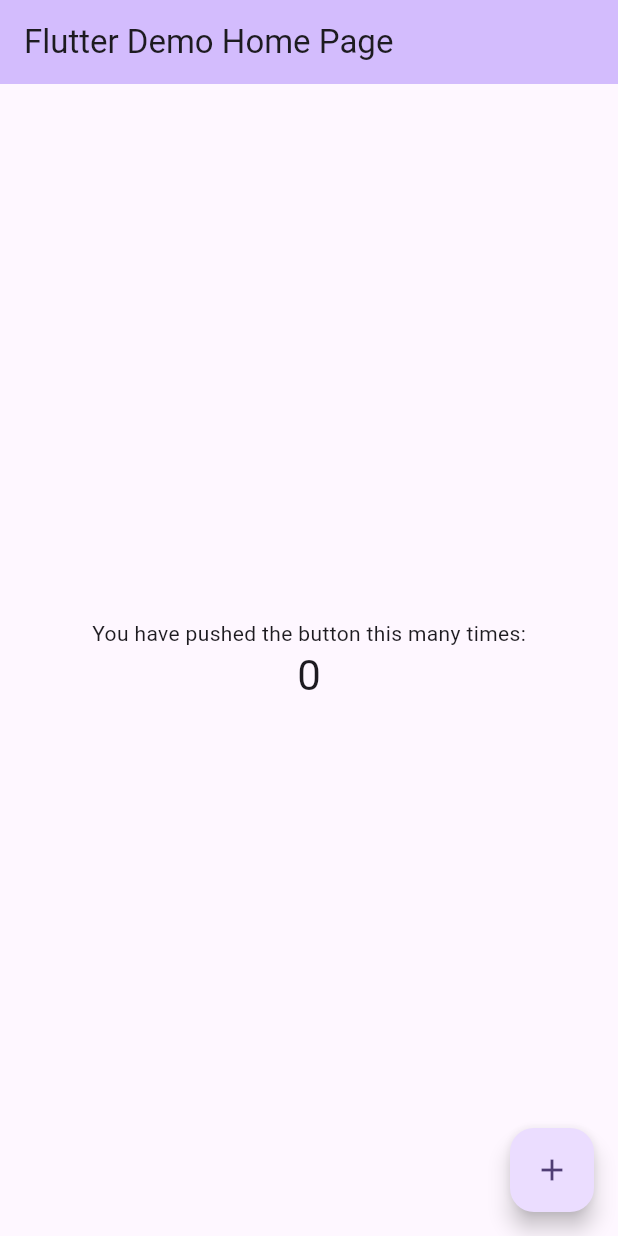
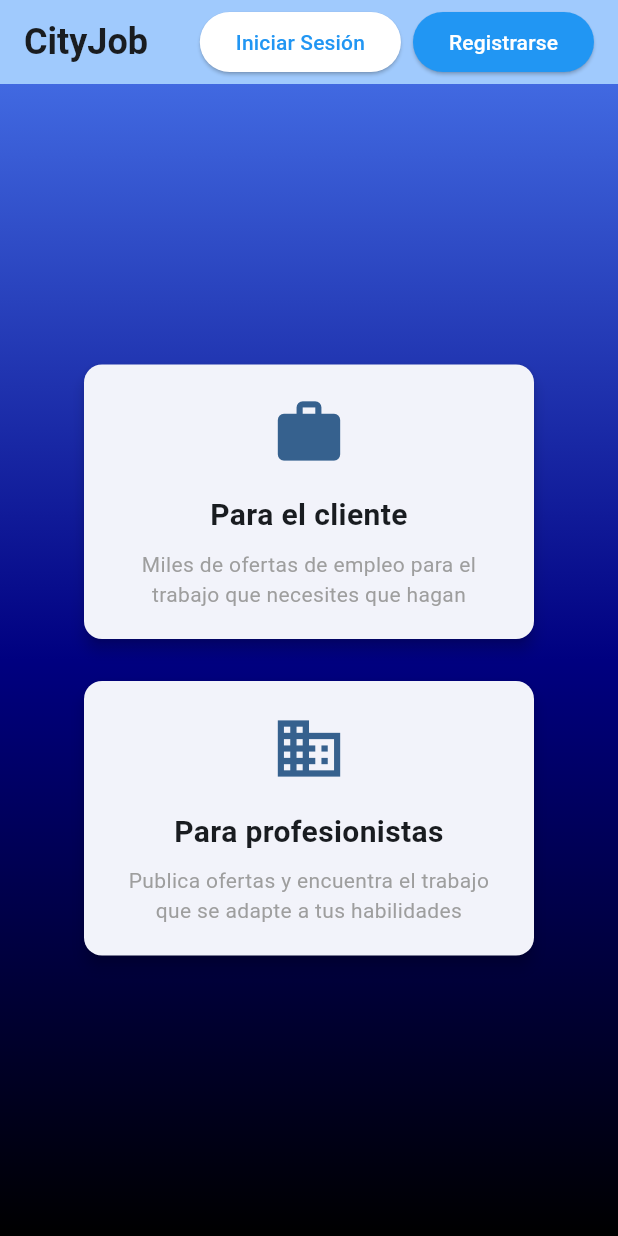
Before and after one commit to PabloDK-droid/CityJob, a Flutter app: the screen it shows after launch, on a phone screen of 412 x 824 dp. Run offline on Flutter 3.47's test engine with Material 3 defaults, Android fonts, the phone set to English and light mode, and no system bars.

Commit message:
Pantalla de inicio v1
Quite lo que no fuera necesario y le agregue los botones sin redireccionamiento, de agregue un par de tarjetas provisionales sobre el proyecto y aplique la paleta de colores semidefinida

```diff
--- a/lib/main.dart
+++ b/lib/main.dart
@@ -7,116 +7,146 @@ void main() {
 class MyApp extends StatelessWidget {
   const MyApp({super.key});
 
-  // This widget is the root of your application.
   @override
   Widget build(BuildContext context) {
     return MaterialApp(
-      title: 'Flutter Demo',
+      title: 'CityJob',
       theme: ThemeData(
-        // This is the theme of your application.
-        //
-        // TRY THIS: Try running your application with "flutter run". You'll see
-        // the application has a purple toolbar. Then, without quitting the app,
-        // try changing the seedColor in the colorScheme below to Colors.green
-        // and then invoke "hot reload" (save your changes or press the "hot
-        // reload" button in a Flutter-supported IDE, or press "r" if you used
-        // the command line to start the app).
-        //
-        // Notice that the counter didn't reset back to zero; the application
-        // state is not lost during the reload. To reset the state, use hot
-        // restart instead.
-        //
-        // This works for code too, not just values: Most code changes can be
-        // tested with just a hot reload.
-        colorScheme: ColorScheme.fromSeed(seedColor: Colors.deepPurple),
+        colorScheme: ColorScheme.fromSeed(seedColor: Colors.blue),
+        useMaterial3: true,
       ),
-      home: const MyHomePage(title: 'Flutter Demo Home Page'),
+      home: const MyHomePage(),
     );
   }
 }
 
-class MyHomePage extends StatefulWidget {
-  const MyHomePage({super.key, required this.title});
-
-  // This widget is the home page of your application. It is stateful, meaning
-  // that it has a State object (defined below) that contains fields that affect
-  // how it looks.
-
-  // This class is the configuration for the state. It holds the values (in this
-  // case the title) provided by the parent (in this case the App widget) and
-  // used by the build method of the State. Fields in a Widget subclass are
-  // always marked "final".
-
-  final String title;
-
-  @override
-  State<MyHomePage> createState() => _MyHomePageState();
-}
-
-class _MyHomePageState extends State<MyHomePage> {
-  int _counter = 0;
-
-  void _incrementCounter() {
-    setState(() {
-      // This call to setState tells the Flutter framework that something has
-      // changed in this State, which causes it to rerun the build method below
-      // so that the display can reflect the updated values. If we changed
-      // _counter without calling setState(), then the build method would not be
-      // called again, and so nothing would appear to happen.
-      _counter++;
-    });
-  }
+class MyHomePage extends StatelessWidget {
+  const MyHomePage({super.key});
 
   @override
   Widget build(BuildContext context) {
-    // This method is rerun every time setState is called, for instance as done
-    // by the _incrementCounter method above.
-    //
-    // The Flutter framework has been optimized to make rerunning build methods
-    // fast, so that you can just rebuild anything that needs updating rather
-    // than having to individually change instances of widgets.
     return Scaffold(
       appBar: AppBar(
-        // TRY THIS: Try changing the color here to a specific color (to
-        // Colors.amber, perhaps?) and trigger a hot reload to see the AppBar
-        // change color while the other colors stay the same.
         backgroundColor: Theme.of(context).colorScheme.inversePrimary,
-        // Here we take the value from the MyHomePage object that was created by
-        // the App.build method, and use it to set our appbar title.
-        title: Text(widget.title),
+        title: const Text(
+          'CityJob',
+          style: TextStyle(fontSize: 24, fontWeight: FontWeight.bold),
+        ),
+        actions: [
+          Padding(
+            padding: const EdgeInsets.symmetric(horizontal: 8.0),
+            child: ElevatedButton(
+              onPressed: () {
+                // Te lleva a la pantalla de inicio de sesión me falta ver onde shingaos se ponen
+              },
+              style: ElevatedButton.styleFrom(
+                backgroundColor: Colors.white,
+                foregroundColor: Colors.blue,
+              ),
+              child: const Text('Iniciar Sesión'),
+            ),
+          ),
+          Padding(
+            padding: const EdgeInsets.only(right: 16.0),
+            child: ElevatedButton(
+              onPressed: () {
+                // te lleva a la pantalla de registro me falta ver onde shingaos se ponen
+              },
+              style: ElevatedButton.styleFrom(
+                backgroundColor: Colors.blue,
+                foregroundColor: Colors.white,
+              ),
+              child: const Text('Registrarse'),
+            ),
+          ),
+        ],
       ),
-      body: Center(
-        // Center is a layout widget. It takes a single child and positions it
-        // in the middle of the parent.
-        child: Column(
-          // Column is also a layout widget. It takes a list of children and
-          // arranges them vertically. By default, it sizes itself to fit its
-          // children horizontally, and tries to be as tall as its parent.
-          //
-          // Column has various properties to control how it sizes itself and
-          // how it positions its children. Here we use mainAxisAlignment to
-          // center the children vertically; the main axis here is the vertical
-          // axis because Columns are vertical (the cross axis would be
-          // horizontal).
-          //
-          // TRY THIS: Invoke "debug painting" (choose the "Toggle Debug Paint"
-          // action in the IDE, or press "p" in the console), to see the
-          // wireframe for each widget.
-          mainAxisAlignment: MainAxisAlignment.center,
-          children: <Widget>[
-            const Text('You have pushed the button this many times:'),
-            Text(
-              '$_counter',
-              style: Theme.of(context).textTheme.headlineMedium,
+
+      body: Container(
+        decoration: const BoxDecoration(
+          gradient: LinearGradient(
+            begin: Alignment.topCenter,
+            end: Alignment.bottomCenter,
+            colors: [Color(0xFF4169E1), Color(0xFF000080), Color(0xFF000000)],
+            stops: [0.0, 0.5, 1.0],
+          ),
+        ),
+
+        child: Center(
+          child: Padding(
+            padding: const EdgeInsets.all(20.0),
+            child: Column(
+              mainAxisAlignment: MainAxisAlignment.center,
+              children: [
+                Card(
+                  elevation: 4,
+                  child: Container(
+                    width: 300,
+                    padding: const EdgeInsets.all(20),
+                    child: Column(
+                      children: [
+                        Icon(
+                          Icons.work,
+                          size: 50,
+                          color: Theme.of(context).colorScheme.primary,
+                        ),
+                        const SizedBox(height: 16),
+                        const Text(
+                          'Para el cliente',
+                          style: TextStyle(
+                            fontSize: 20,
+                            fontWeight: FontWeight.bold,
+                          ),
+                          textAlign: TextAlign.center,
+                        ),
+                        const SizedBox(height: 8),
+                        const Text(
+                          'Miles de ofertas de empleo para el trabajo que necesites que hagan',
+                          textAlign: TextAlign.center,
+                          style: TextStyle(color: Colors.grey),
+                        ),
+                      ],
+                    ),
+                  ),
+                ),
+
+                const SizedBox(height: 20),
+                Card(
+                  elevation: 4,
+                  child: Container(
+                    width: 300,
+                    padding: const EdgeInsets.all(20),
+                    child: Column(
+                      children: [
+                        Icon(
+                          Icons.business,
+                          size: 50,
+                          color: Theme.of(context).colorScheme.primary,
+                        ),
+                        const SizedBox(height: 16),
+                        const Text(
+                          'Para profesionistas',
+                          style: TextStyle(
+                            fontSize: 20,
+                            fontWeight: FontWeight.bold,
+                          ),
+                          textAlign: TextAlign.center,
+                        ),
+                        const SizedBox(height: 8),
+                        const Text(
+                          'Publica ofertas y encuentra el trabajo que se adapte a tus habilidades',
+                          textAlign: TextAlign.center,
+                          style: TextStyle(color: Colors.grey),
+                        ),
+                      ],
+                    ),
+                  ),
+                ),
+              ],
             ),
-          ],
+          ),
         ),
       ),
-      floatingActionButton: FloatingActionButton(
-        onPressed: _incrementCounter,
-        tooltip: 'Increment',
-        child: const Icon(Icons.add),
-      ), // This trailing comma makes auto-formatting nicer for build methods.
     );
   }
 }
```
